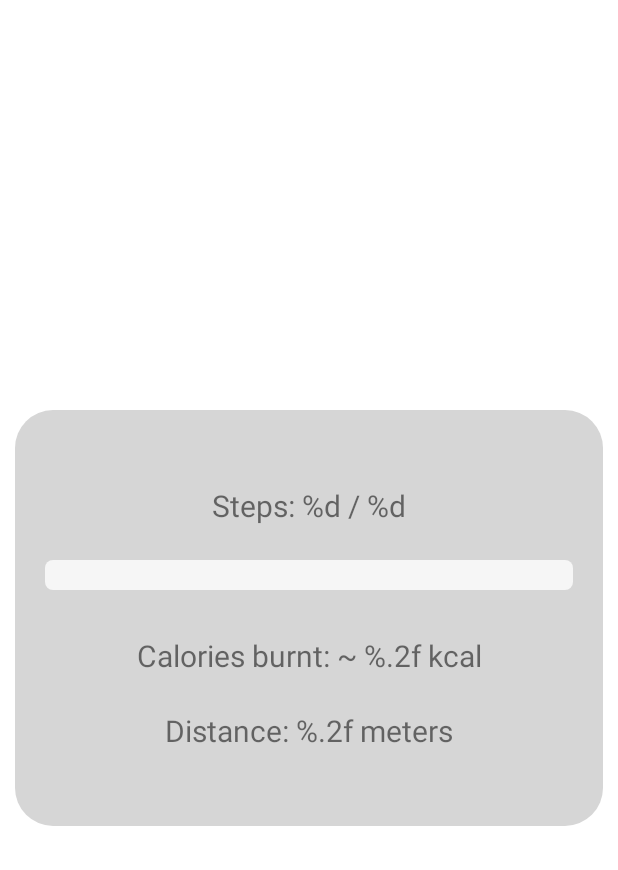
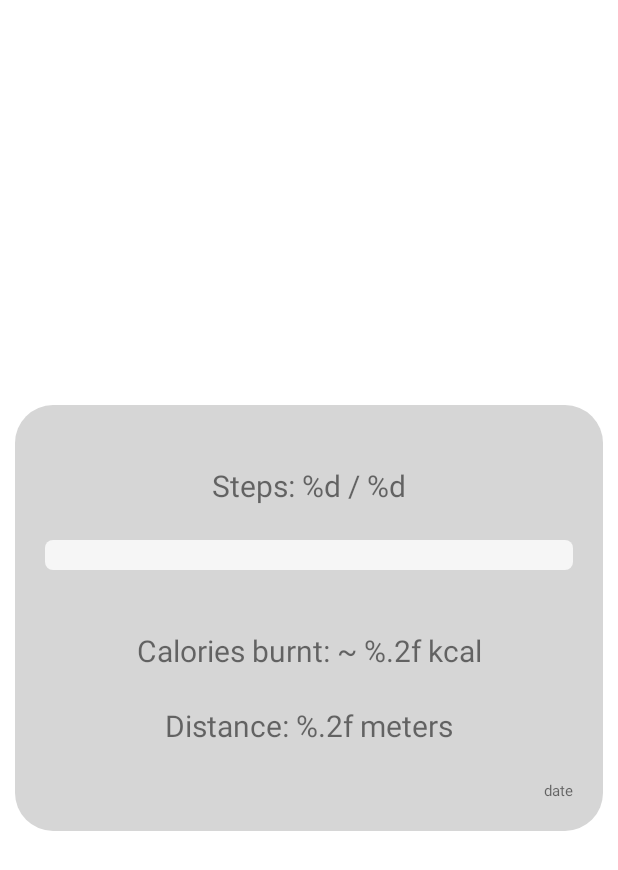
Before and after one commit to adpero25/AplikacjaDoLiczeniaKalorii, an Android app: the fragment StepsDetailsFragment shown on its own in the app's theme, on a phone screen of 412 x 824 dp. Shown: the top 870 px of the screen. Run offline under Robolectric (Android 15) with nearby library versions, the phone set to English and light mode, and no system bars.

Commit message:
screen lock on activities, fixed step progress bar and fragment additions

```diff
--- a/Application/app/src/main/AndroidManifest.xml
+++ b/Application/app/src/main/AndroidManifest.xml
@@ -26,7 +26,6 @@
         tools:targetApi="31">
         <activity
             android:name=".Activities.StepsHistoryActivity"
-            android:screenOrientation="portrait"
             android:exported="false">
             <meta-data
                 android:name="android.app.lib_name"
--- a/Application/app/src/main/java/com/example/application/Activities/StepsHistoryActivity.java
+++ b/Application/app/src/main/java/com/example/application/Activities/StepsHistoryActivity.java
@@ -32,7 +32,6 @@ public class StepsHistoryActivity extends AppCompatActivity {
     private List<Day> days;
     private StepsAdapter adapter;
     private RecyclerView recyclerView;
-    private int MaxVal = 5000;
     private double totalDistance = 0;
     private int totalSteps = 0;
     private StepsDetailsFragment stepsDetailsFragment;
@@ -93,7 +92,7 @@ public class StepsHistoryActivity extends AppCompatActivity {
             StepsTextView = itemView.findViewById(R.id.stepsValue);
             DateTextView = itemView.findViewById(R.id.dateValue);
             ProgressBar = itemView.findViewById(R.id.progressValue);
-            ProgressBar.setMax(MaxVal);
+            ProgressBar.setMax(MainActivity.STEPS_TARGET);
             ProgressBar.setOnClickListener(this);
         }
 
--- a/Application/app/src/main/java/com/example/application/Fragments/StepsDetailsFragment.java
+++ b/Application/app/src/main/java/com/example/application/Fragments/StepsDetailsFragment.java
@@ -13,12 +13,15 @@ import android.widget.TextView;
 
 import com.example.application.Activities.MainActivity;
 import com.example.application.R;
+import com.example.application.database.CaloriesDatabase;
+import com.example.application.database.converters.DateConverters;
 import com.example.application.database.models.Day;
+import com.google.gson.Gson;
 
 import java.util.Calendar;
+import java.util.Date;
 
 public class StepsDetailsFragment extends Fragment {
-
 
     TextView stepDetails;
     TextView caloriesDetails;
@@ -31,7 +34,6 @@ public class StepsDetailsFragment extends Fragment {
     @Override
     public void onCreate(@Nullable Bundle savedInstanceState) {
         super.onCreate(savedInstanceState);
-
     }
 
     @Override
@@ -41,6 +43,7 @@ public class StepsDetailsFragment extends Fragment {
         stepDetails = view.findViewById(R.id.stepsDetails);
         caloriesDetails = view.findViewById(R.id.caloriesDetails);
         distanceDetails = view.findViewById(R.id.distanceDetails);
+        dateDetails = view.findViewById(R.id.dateDetails);
         progressBar = view.findViewById(R.id.stepsDetailsProgress);
         progressBar.setMax(MainActivity.STEPS_TARGET);
 
@@ -51,14 +54,45 @@ public class StepsDetailsFragment extends Fragment {
     public void onSaveInstanceState(@NonNull Bundle outState) {
         super.onSaveInstanceState(outState);
 
+        Gson converter = new Gson();
+        String json = converter.toJson(day);
+        outState.putString("Day", json);
+    }
+
+    @Override
+    public void onViewStateRestored(@Nullable Bundle savedInstanceState) {
+        super.onViewStateRestored(savedInstanceState);
+
+        try {
+            String dayJson = savedInstanceState.getString("Day");
+            day = new Gson().fromJson(dayJson, Day.class);
+            if(day != null)
+                setDate(day);
+        }
+        catch  (Exception ignored) {}
     }
 
     public void setDate(Day currentDay) {
         this.day = currentDay;
 
+        String date = ConvertToShortDateString(currentDay.dayId);
+
         stepDetails.setText(getResources().getString(R.string.stepsMade, currentDay.stepsCount, MainActivity.STEPS_TARGET));
         caloriesDetails.setText(getResources().getString(R.string.caloriesBurnt, currentDay.burnedCalories));
         distanceDetails.setText(getResources().getString(R.string.distanceDetails, currentDay.totalDistance));
+        dateDetails.setText(getResources().getString(R.string.dateDetails, date));
         progressBar.setProgress(currentDay.stepsCount);
     }
+
+    private String ConvertToShortDateString(Date dataBaseDay) {
+        if(dataBaseDay == null) { return null; }
+
+        int year = (int) (dataBaseDay.getYear() % 100) + 2000;
+        int month = (int) ((dataBaseDay.getMonth()));
+        int day = (int) (dataBaseDay.getDate());
+
+        String dateString = year+"-"+month+"-"+day;
+
+        return dateString;
+    }
 }
--- a/Application/app/src/main/res/layout/fragment_steps_details.xml
+++ b/Application/app/src/main/res/layout/fragment_steps_details.xml
@@ -12,7 +12,7 @@
         android:layout_width="match_parent"
         android:layout_height="wrap_content"
         android:layout_marginLeft="20dp"
-        android:layout_marginTop="50dp"
+        android:layout_marginTop="40dp"
         android:layout_marginRight="20dp"
         android:layout_marginBottom="10dp"
         android:text="@string/stepsMade"
@@ -25,7 +25,7 @@
         android:layout_width="match_parent"
         android:layout_height="wrap_content"
         android:layout_marginLeft="20dp"
-        android:layout_marginTop="100dp"
+        android:layout_marginTop="90dp"
         android:layout_marginRight="20dp"
         android:theme="@style/progress_bar" />
 
@@ -43,7 +43,7 @@
     <TextView
         android:id="@+id/distanceDetails"
         android:layout_width="match_parent"
-        android:layout_height="match_parent"
+        android:layout_height="wrap_content"
         android:layout_marginLeft="20dp"
         android:layout_marginTop="200dp"
         android:layout_marginRight="20dp"
@@ -52,4 +52,16 @@
         android:textAlignment="center"
         android:textSize="20sp" />
 
+    <TextView
+        android:id="@+id/dateDetails"
+        android:layout_width="match_parent"
+        android:layout_height="match_parent"
+        android:layout_marginLeft="20dp"
+        android:layout_marginTop="250dp"
+        android:layout_marginRight="20dp"
+        android:layout_marginBottom="20dp"
+        android:text="date"
+        android:textAlignment="viewEnd"
+        android:textSize="10sp" />
+
 </FrameLayout>
```
Also changed, not shown: Application/app/src/main/java/com/example/application/Activities/MainActivity.java (+8 -1 lines).
